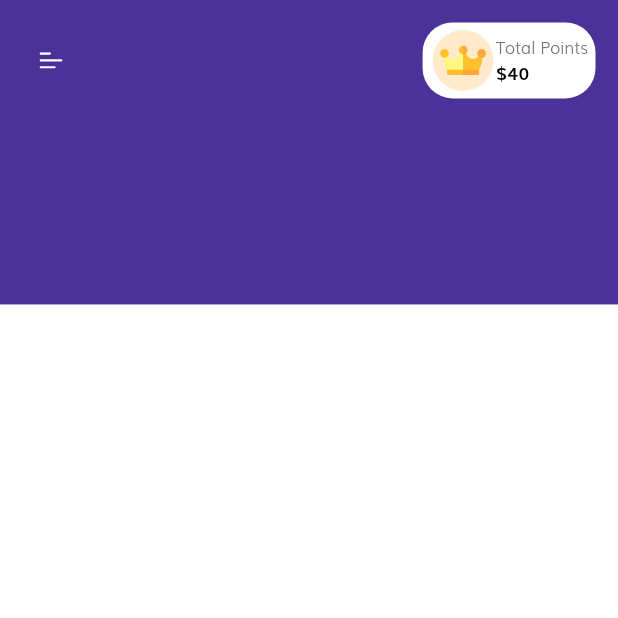
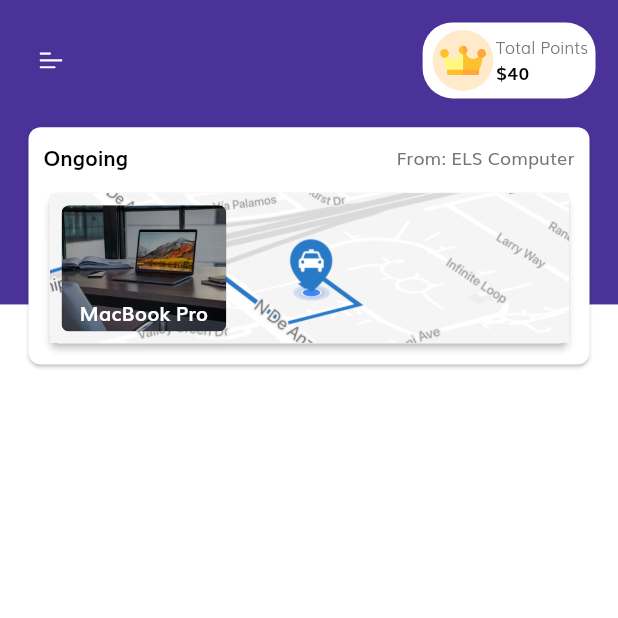
Before and after one commit to jeremy02/courier_delivery_service_app, a Flutter app: the HomeScreen screen opened by its route, on a phone screen of 412 x 824 dp, the top half of it. Run offline on Flutter 3.47's test engine with Material 2 defaults, Android fonts, the phone set to English and light mode, and no system bars; our stand-ins replace flutter_svg.

Commit message:
top container UI chnages

```diff
--- a/lib/screens/splash/home/components/home_body.dart
+++ b/lib/screens/splash/home/components/home_body.dart
@@ -3,6 +3,7 @@ import 'package:flutter_svg/svg.dart';
 
 import '../../../../size_config.dart';
 import '../components/points_container.dart';
+import 'top_container.dart';
 
 class HomeBody extends StatelessWidget {
 	@override
@@ -25,6 +26,9 @@ class HomeBody extends StatelessWidget {
 			mainAxisAlignment: MainAxisAlignment.spaceBetween,
 			children: [
 				IconButton(
+					padding: EdgeInsets.only(
+						left: 0.0,
+					),
 					icon: SvgPicture.asset(
 						"assets/icons/menu.svg",
 						width: getProportionateScreenWidth(14),
@@ -41,10 +45,16 @@ class HomeBody extends StatelessWidget {
 
 Widget buildProductsLayout() {
 	return SingleChildScrollView(
-		child: Column(
-			children: [
-				SizedBox(height: getProportionateScreenHeight(15)),
-			],
-		),
+		child: Padding(
+			padding: EdgeInsets.only(
+				left: 5.0
+			),
+			child: Column(
+				children: [
+					SizedBox(height: getProportionateScreenHeight(15)),
+					TopContainer(),
+				],
+			),
+		)
 	);
 }
--- /dev/null
+++ b/lib/screens/splash/home/components/top_container.dart
@@ -0,0 +1,120 @@
+import 'package:flutter/cupertino.dart';
+import 'package:flutter/material.dart';
+
+import '../../../../constants.dart';
+import '../../../../size_config.dart';
+
+class TopContainer extends StatelessWidget {
+	@override
+	Widget build(BuildContext context) {
+		return Card(
+			shape: RoundedRectangleBorder(
+				borderRadius: BorderRadius.circular(8),
+			),
+			child: InkWell(
+				borderRadius: BorderRadius.circular(8),
+				onTap: (){
+					print("Tapped");
+				},
+				child: Container(
+					width: double.infinity,
+					padding: EdgeInsets.all(10.0),
+					child: Column(
+						children: [
+							_buildTopLayout(),
+							SizedBox(
+								height: getProportionateScreenHeight(10),
+							),
+							_buildMiddleLayout()
+						],
+					),
+				),
+			),
+		);
+	}
+
+	Row _buildTopLayout() {
+		return Row(
+			mainAxisAlignment: MainAxisAlignment.spaceBetween,
+			children: [
+				Text(
+					"Ongoing",
+					textAlign: TextAlign.start,
+					style: TextStyle(
+						color: Colors.black,
+						fontWeight: FontWeight.bold,
+						fontSize: getProportionateScreenWidth(12.5)
+					),
+				),
+				Text(
+					"From: ELS Computer",
+					textAlign: TextAlign.center,
+					style: TextStyle(
+						fontSize: getProportionateScreenWidth(11)
+					),
+				),
+			],
+		);
+	}
+
+	Card _buildMiddleLayout() {
+		return Card(
+			elevation: 2.0,
+			shape: RoundedRectangleBorder(
+				borderRadius: BorderRadius.circular(6.0),
+			),
+			child: Container(
+				width: double.infinity,
+				height: 100.0,
+				decoration: BoxDecoration(
+					image: DecorationImage(
+						image: AssetImage("assets/images/maps_bg.png"),
+						fit: BoxFit.cover,
+					),
+				),
+				child: Stack(
+					children: [
+						Container(
+							width: getProportionateScreenWidth(100),
+							height: double.infinity,
+							margin: EdgeInsets.all(8.0),
+							decoration: BoxDecoration(
+								borderRadius: BorderRadius.circular(5.0),
+								image: DecorationImage(
+									image: AssetImage("assets/images/product_image_2.png"),
+									fit: BoxFit.cover,
+								),
+							),
+						),
+						Container(
+							width: getProportionateScreenWidth(100),
+							height: double.infinity,
+							margin: EdgeInsets.all(8.0),
+							decoration: BoxDecoration(
+								borderRadius: BorderRadius.circular(5.0),
+								color: Colors.black.withOpacity(0.3)
+							),
+							child: Align(
+								alignment: Alignment.bottomCenter,
+								child: Padding(
+									padding: EdgeInsets.only(
+										bottom: 4.0
+									),
+									child: Text(
+										"MacBook Pro",
+										textAlign: TextAlign.center,
+										style: TextStyle(
+											color: Colors.white,
+											fontWeight: FontWeight.bold,
+											fontSize: getProportionateScreenWidth(12)
+										),
+									),
+								)
+							),
+						),
+					],
+				),
+			),
+		);
+	}
+}
```
Also changed, not shown: lib/screens/splash/home/home_screen.dart (+0 -9 lines), assets/images/maps_bg.png (added), assets/images/product_image_2.png (added), assets/images/product_image_3.png (added).
